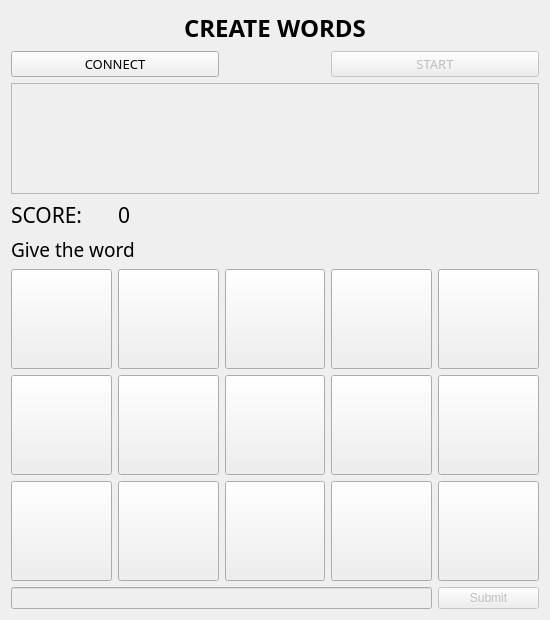
Above: Gra_slowa/Client/chatwindow.ui from michalinamanikowska/Gra-ukladanie_slow before the change. Below: the same form after it.
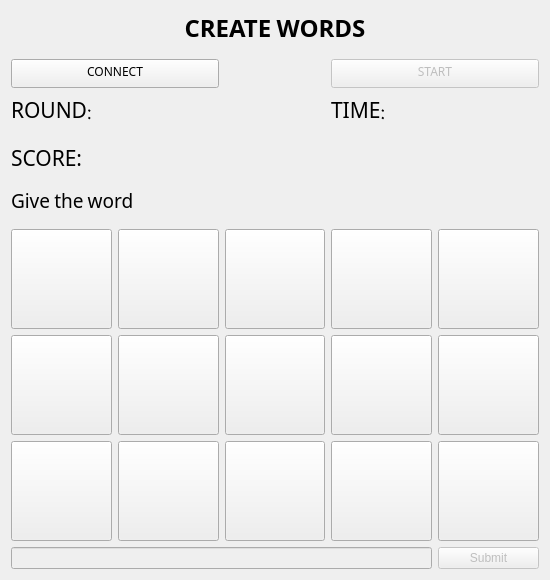
That is the form after the change.

Commit message: points rounds

Diff of the .ui file:
```diff
--- a/Gra_slowa/Client/chatwindow.ui
+++ b/Gra_slowa/Client/chatwindow.ui
@@ -7,13 +7,32 @@
     <x>0</x>
     <y>0</y>
     <width>550</width>
-    <height>620</height>
+    <height>580</height>
    </rect>
   </property>
   <property name="windowTitle">
    <string>Qt Simple Chat Client</string>
   </property>
   <layout class="QGridLayout" name="gridLayout">
+   <item row="4" column="0">
+    <widget class="QLabel" name="label">
+     <property name="minimumSize">
+      <size>
+       <width>0</width>
+       <height>30</height>
+      </size>
+     </property>
+     <property name="font">
+      <font>
+       <family>Noto Kufi Arabic</family>
+       <pointsize>16</pointsize>
+      </font>
+     </property>
+     <property name="text">
+      <string>SCORE:</string>
+     </property>
+    </widget>
+   </item>
    <item row="11" column="1">
     <widget class="QPushButton" name="pushButton_12">
      <property name="minimumSize">
@@ -24,10 +43,10 @@
      </property>
      <property name="font">
       <font>
-       <family>Futura Md BT</family>
+       <family>Noto Naskh Arabic</family>
        <pointsize>26</pointsize>
-       <weight>50</weight>
-       <bold>false</bold>
+       <weight>75</weight>
+       <bold>true</bold>
       </font>
      </property>
      <property name="text">
@@ -45,8 +64,10 @@
      </property>
      <property name="font">
       <font>
-       <family>Futura Md BT</family>
+       <family>Noto Naskh Arabic</family>
        <pointsize>26</pointsize>
+       <weight>75</weight>
+       <bold>true</bold>
       </font>
      </property>
      <property name="text">
@@ -64,10 +85,10 @@
      </property>
      <property name="font">
       <font>
-       <family>Futura Md BT</family>
+       <family>Noto Naskh Arabic</family>
        <pointsize>26</pointsize>
-       <weight>50</weight>
-       <bold>false</bold>
+       <weight>75</weight>
+       <bold>true</bold>
       </font>
      </property>
      <property name="text">
@@ -85,10 +106,10 @@
      </property>
      <property name="font">
       <font>
-       <family>Futura Md BT</family>
+       <family>Noto Naskh Arabic</family>
        <pointsize>26</pointsize>
-       <weight>50</weight>
-       <bold>false</bold>
+       <weight>75</weight>
+       <bold>true</bold>
       </font>
      </property>
      <property name="text">
@@ -109,29 +130,6 @@
      </property>
     </widget>
    </item>
-   <item row="2" column="0" colspan="5">
-    <widget class="QListView" name="chatView">
-     <property name="enabled">
-      <bool>false</bool>
-     </property>
-     <property name="editTriggers">
-      <set>QAbstractItemView::NoEditTriggers</set>
-     </property>
-    </widget>
-   </item>
-   <item row="5" column="1">
-    <widget class="QLabel" name="points">
-     <property name="font">
-      <font>
-       <family>Futura Md BT</family>
-       <pointsize>16</pointsize>
-      </font>
-     </property>
-     <property name="text">
-      <string>0</string>
-     </property>
-    </widget>
-   </item>
    <item row="10" column="4">
     <widget class="QPushButton" name="pushButton_10">
      <property name="minimumSize">
@@ -142,10 +140,10 @@
      </property>
      <property name="font">
       <font>
-       <family>Futura Md BT</family>
+       <family>Noto Naskh Arabic</family>
        <pointsize>26</pointsize>
-       <weight>50</weight>
-       <bold>false</bold>
+       <weight>75</weight>
+       <bold>true</bold>
       </font>
      </property>
      <property name="text">
@@ -160,8 +158,8 @@
      </property>
      <property name="font">
       <font>
-       <family>Futura Bk BT</family>
-       <pointsize>10</pointsize>
+       <family>Noto Naskh Arabic</family>
+       <pointsize>9</pointsize>
       </font>
      </property>
      <property name="text">
@@ -179,10 +177,10 @@
      </property>
      <property name="font">
       <font>
-       <family>Futura Md BT</family>
+       <family>Noto Naskh Arabic</family>
        <pointsize>26</pointsize>
-       <weight>50</weight>
-       <bold>false</bold>
+       <weight>75</weight>
+       <bold>true</bold>
       </font>
      </property>
      <property name="text">
@@ -200,10 +198,10 @@
      </property>
      <property name="font">
       <font>
-       <family>Futura Md BT</family>
+       <family>Noto Naskh Arabic</family>
        <pointsize>26</pointsize>
-       <weight>50</weight>
-       <bold>false</bold>
+       <weight>75</weight>
+       <bold>true</bold>
       </font>
      </property>
      <property name="text">
@@ -211,25 +209,6 @@
      </property>
     </widget>
    </item>
-   <item row="6" column="0" colspan="5">
-    <widget class="QLabel" name="result">
-     <property name="minimumSize">
-      <size>
-       <width>0</width>
-       <height>0</height>
-      </size>
-     </property>
-     <property name="font">
-      <font>
-       <family>Futura Bk BT</family>
-       <pointsize>14</pointsize>
-      </font>
-     </property>
-     <property name="text">
-      <string>Give the word</string>
-     </property>
-    </widget>
-   </item>
    <item row="10" column="1">
     <widget class="QPushButton" name="pushButton_7">
      <property name="minimumSize">
@@ -240,10 +219,10 @@
      </property>
      <property name="font">
       <font>
-       <family>Futura Md BT</family>
+       <family>Noto Naskh Arabic</family>
        <pointsize>26</pointsize>
-       <weight>50</weight>
-       <bold>false</bold>
+       <weight>75</weight>
+       <bold>true</bold>
       </font>
      </property>
      <property name="text">
@@ -261,10 +240,10 @@
      </property>
      <property name="font">
       <font>
-       <family>Futura Md BT</family>
+       <family>Noto Naskh Arabic</family>
        <pointsize>26</pointsize>
-       <weight>50</weight>
-       <bold>false</bold>
+       <weight>75</weight>
+       <bold>true</bold>
       </font>
      </property>
      <property name="text">
@@ -282,10 +261,10 @@
      </property>
      <property name="font">
       <font>
-       <family>Futura Md BT</family>
+       <family>Noto Naskh Arabic</family>
        <pointsize>26</pointsize>
-       <weight>50</weight>
-       <bold>false</bold>
+       <weight>75</weight>
+       <bold>true</bold>
       </font>
      </property>
      <property name="text">
@@ -303,10 +282,10 @@
      </property>
      <property name="font">
       <font>
-       <family>Futura Md BT</family>
+       <family>Noto Naskh Arabic</family>
        <pointsize>26</pointsize>
-       <weight>50</weight>
-       <bold>false</bold>
+       <weight>75</weight>
+       <bold>true</bold>
       </font>
      </property>
      <property name="text">
@@ -324,10 +303,10 @@
      </property>
      <property name="font">
       <font>
-       <family>Futura Md BT</family>
+       <family>Noto Naskh Arabic</family>
        <pointsize>26</pointsize>
-       <weight>50</weight>
-       <bold>false</bold>
+       <weight>75</weight>
+       <bold>true</bold>
       </font>
      </property>
      <property name="text">
@@ -345,10 +324,10 @@
      </property>
      <property name="font">
       <font>
-       <family>Futura Md BT</family>
+       <family>Noto Naskh Arabic</family>
        <pointsize>26</pointsize>
-       <weight>50</weight>
-       <bold>false</bold>
+       <weight>75</weight>
+       <bold>true</bold>
       </font>
      </property>
      <property name="text">
@@ -360,7 +339,7 @@
     <widget class="QLabel" name="title">
      <property name="font">
       <font>
-       <family>Futura Md BT</family>
+       <family>Noto Naskh Arabic</family>
        <pointsize>18</pointsize>
        <weight>75</weight>
        <bold>true</bold>
@@ -384,10 +363,10 @@
      </property>
      <property name="font">
       <font>
-       <family>Futura Md BT</family>
+       <family>Noto Naskh Arabic</family>
        <pointsize>26</pointsize>
-       <weight>50</weight>
-       <bold>false</bold>
+       <weight>75</weight>
+       <bold>true</bold>
       </font>
      </property>
      <property name="text">
@@ -399,8 +378,8 @@
     <widget class="QPushButton" name="connectButton">
      <property name="font">
       <font>
-       <family>Futura Bk BT</family>
-       <pointsize>10</pointsize>
+       <family>Noto Naskh Arabic</family>
+       <pointsize>9</pointsize>
       </font>
      </property>
      <property name="text">
@@ -425,8 +404,10 @@
      </property>
      <property name="font">
       <font>
-       <family>Futura Md BT</family>
+       <family>Noto Naskh Arabic</family>
        <pointsize>26</pointsize>
+       <weight>75</weight>
+       <bold>true</bold>
       </font>
      </property>
      <property name="text">
@@ -434,22 +415,87 @@
      </property>
     </widget>
    </item>
-   <item row="5" column="0">
-    <widget class="QLabel" name="label">
+   <item row="3" column="0">
+    <widget class="QLabel" name="label_2">
+     <property name="font">
+      <font>
+       <family>Noto Naskh Arabic</family>
+       <pointsize>16</pointsize>
+      </font>
+     </property>
+     <property name="text">
+      <string>ROUND:</string>
+     </property>
+    </widget>
+   </item>
+   <item row="3" column="4">
+    <widget class="QLabel" name="timer">
+     <property name="font">
+      <font>
+       <family>Noto Naskh Arabic</family>
+       <pointsize>16</pointsize>
+      </font>
+     </property>
+     <property name="text">
+      <string/>
+     </property>
+    </widget>
+   </item>
+   <item row="3" column="1">
+    <widget class="QLabel" name="label_3">
+     <property name="font">
+      <font>
+       <family>Noto Naskh Arabic</family>
+       <pointsize>16</pointsize>
+      </font>
+     </property>
+     <property name="text">
+      <string/>
+     </property>
+    </widget>
+   </item>
+   <item row="6" column="0" colspan="5">
+    <widget class="QLabel" name="result">
      <property name="minimumSize">
       <size>
        <width>0</width>
-       <height>30</height>
+       <height>0</height>
       </size>
      </property>
      <property name="font">
       <font>
-       <family>Futura Bk BT</family>
+       <family>Noto Naskh Arabic</family>
+       <pointsize>14</pointsize>
+      </font>
+     </property>
+     <property name="text">
+      <string>Give the word</string>
+     </property>
+    </widget>
+   </item>
+   <item row="3" column="3">
+    <widget class="QLabel" name="time">
+     <property name="font">
+      <font>
+       <family>Noto Naskh Arabic</family>
        <pointsize>16</pointsize>
       </font>
      </property>
      <property name="text">
-      <string>SCORE:</string>
+      <string>TIME:</string>
+     </property>
+    </widget>
+   </item>
+   <item row="4" column="1">
+    <widget class="QLabel" name="points">
+     <property name="font">
+      <font>
+       <family>Noto Naskh Arabic</family>
+       <pointsize>16</pointsize>
+      </font>
+     </property>
+     <property name="text">
+      <string/>
      </property>
     </widget>
    </item>
```
The commit also changes 30 other files.
